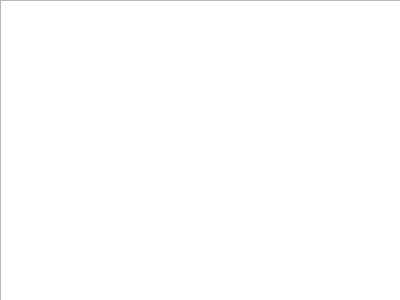
Qt form frontend/ui_widgets/thumbnails.ui (XmYx/ainodes) before a commit.
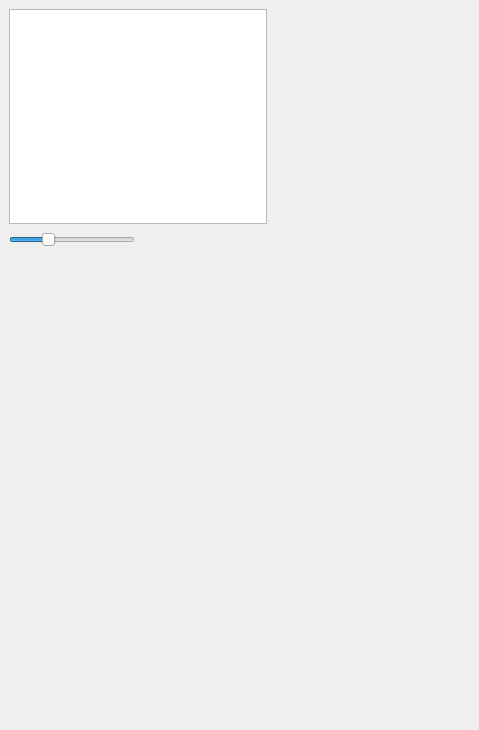
The same form after that commit.

```diff
--- a/frontend/ui_widgets/thumbnails.ui
+++ b/frontend/ui_widgets/thumbnails.ui
@@ -6,34 +6,102 @@
    <rect>
     <x>0</x>
     <y>0</y>
-    <width>400</width>
-    <height>300</height>
+    <width>479</width>
+    <height>730</height>
    </rect>
   </property>
   <property name="windowTitle">
    <string>Thumbnails</string>
   </property>
-  <widget class="QListWidget" name="thumbs">
+  <widget class="QWidget" name="layoutWidget">
    <property name="geometry">
     <rect>
-     <x>0</x>
-     <y>0</y>
-     <width>401</width>
-     <height>301</height>
+     <x>9</x>
+     <y>9</y>
+     <width>258</width>
+     <height>241</height>
     </rect>
    </property>
-   <property name="dragEnabled">
-    <bool>true</bool>
-   </property>
-   <property name="iconSize">
-    <size>
-     <width>200</width>
-     <height>200</height>
-    </size>
-   </property>
-   <property name="viewMode">
-    <enum>QListView::IconMode</enum>
-   </property>
+   <layout class="QGridLayout" name="gridLayout_2">
+    <item row="2" column="0">
+     <widget class="QSlider" name="thumbsZoom">
+      <property name="minimum">
+       <number>5</number>
+      </property>
+      <property name="maximum">
+       <number>512</number>
+      </property>
+      <property name="value">
+       <number>150</number>
+      </property>
+      <property name="orientation">
+       <enum>Qt::Horizontal</enum>
+      </property>
+     </widget>
+    </item>
+    <item row="2" column="1">
+     <spacer name="horizontalSpacer">
+      <property name="orientation">
+       <enum>Qt::Horizontal</enum>
+      </property>
+      <property name="sizeHint" stdset="0">
+       <size>
+        <width>40</width>
+        <height>20</height>
+       </size>
+      </property>
+     </spacer>
+    </item>
+    <item row="0" column="0" colspan="2">
+     <widget class="QListWidget" name="thumbs">
+      <property name="baseSize">
+       <size>
+        <width>800</width>
+        <height>680</height>
+       </size>
+      </property>
+      <property name="contextMenuPolicy">
+       <enum>Qt::ActionsContextMenu</enum>
+      </property>
+      <property name="acceptDrops">
+       <bool>true</bool>
+      </property>
+      <property name="dragEnabled">
+       <bool>true</bool>
+      </property>
+      <property name="iconSize">
+       <size>
+        <width>150</width>
+        <height>150</height>
+       </size>
+      </property>
+      <property name="movement">
+       <enum>QListView::Snap</enum>
+      </property>
+      <property name="resizeMode">
+       <enum>QListView::Adjust</enum>
+      </property>
+      <property name="gridSize">
+       <size>
+        <width>150</width>
+        <height>150</height>
+       </size>
+      </property>
+      <property name="viewMode">
+       <enum>QListView::IconMode</enum>
+      </property>
+      <property name="uniformItemSizes">
+       <bool>true</bool>
+      </property>
+      <property name="wordWrap">
+       <bool>true</bool>
+      </property>
+      <property name="sortingEnabled">
+       <bool>true</bool>
+      </property>
+     </widget>
+    </item>
+   </layout>
   </widget>
  </widget>
  <resources/>
```
Left out of the diff: 6 changed lines with no effect on the pictures.
